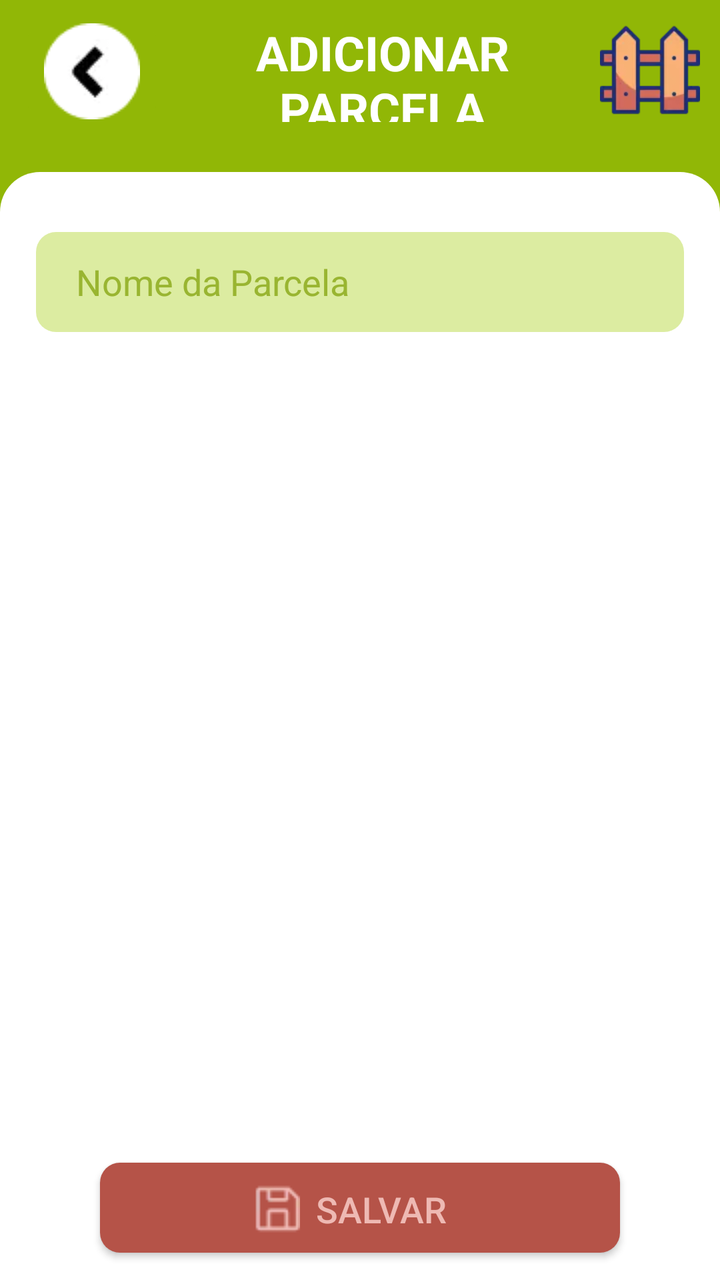
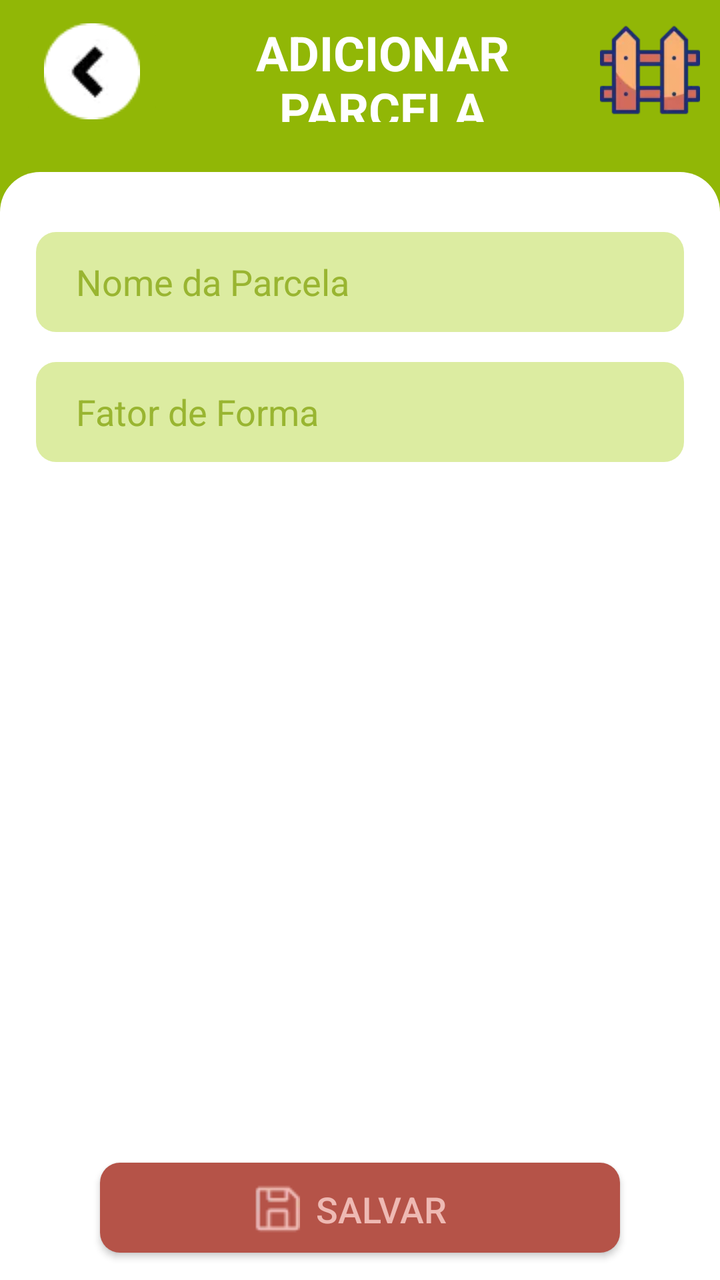

Screens rendered from an Android XML layout before and after an edit, with the pre-edit source and the edit as a unified diff.
<!-- AndroidManifest.xml: application theme Theme.AnalyTree_Plus -->
<!-- res/layout/activity_add_portion.xml -->
<?xml version="1.0" encoding="utf-8"?>
<LinearLayout xmlns:android="http://schemas.android.com/apk/res/android"
    xmlns:app="http://schemas.android.com/apk/res-auto"
    xmlns:tools="http://schemas.android.com/tools"
    android:id="@+id/main"
    android:layout_width="match_parent"
    android:layout_height="match_parent"
    android:background="@color/green_700"
    android:orientation="vertical"
    tools:context=".view.MainActivity">

    <LinearLayout
        android:layout_width="match_parent"
        android:layout_height="wrap_content"
        android:layout_gravity="center"
        android:orientation="horizontal">


        <ImageButton
            android:id="@+id/btnBackScreenPortion"
            android:layout_width="72dp"
            android:layout_height="match_parent"
            android:backgroundTint="@color/green_700"
            android:layout_marginRight="10dp"
            android:layout_marginLeft="10dp"
            android:layout_marginTop="10dp"
            app:srcCompat="@drawable/back_button_icon" />

        <TextView
            android:id="@+id/txtTitleMain"
            android:layout_width="match_parent"
            android:layout_height="51dp"
            android:layout_marginTop="10dp"
            android:layout_weight="1"
            android:gravity="center"
            android:text="ADICIONAR PARCELA"
            android:textColor="@color/white"
            android:textFontWeight="700"
            android:textSize="24dp" />

        <ImageView
            android:id="@+id/imgIconParcelaView"
            android:layout_width="50dp"
            android:layout_height="50dp"
            android:layout_marginRight="10dp"
            android:layout_marginLeft="10dp"
            android:layout_marginTop="10dp"
            android:src="@drawable/fence_icon" />

    </LinearLayout>


    <LinearLayout
        android:layout_width="match_parent"
        android:layout_height="match_parent"
        android:orientation="vertical"
        android:background="@drawable/shape_container_itens"
        android:layout_marginTop="25dp"
        >


        <LinearLayout
            android:layout_width="match_parent"
            android:layout_height="match_parent"
            android:minHeight="560dp"
            android:layout_weight="1"
            android:orientation="vertical">


            <EditText
                android:id="@+id/inputNamePortion"
                android:layout_width="match_parent"
                android:layout_height="50dp"
                android:layout_marginLeft="18dp"
                android:layout_marginTop="30dp"
                android:layout_marginRight="18dp"
                android:background="@drawable/button_layout"
                android:backgroundTint="@color/light_green"
                android:ems="10"
                android:hint="@string/name_portion_input"
                android:inputType="text"
                android:paddingLeft="20dp"
                android:textColorHint="@color/green_dark" />
        </LinearLayout>

        <LinearLayout
            android:layout_width="match_parent"
            android:layout_height="72dp"
            android:gravity="center"
            android:orientation="vertical">


            <Button
                android:id="@+id/btnSavePortion"
                android:layout_width="260dp"
                android:layout_height="45dp"
                android:background="@drawable/button_layout"
                android:backgroundTint="@color/brown_700"
                android:drawableLeft="@drawable/save_icon"
                android:drawablePadding="8dp"
                android:gravity="center_vertical"
                android:paddingLeft="70dp"
                android:paddingBottom="20px"
                android:text="@string/name_button_save_portion"
                android:textColor="@color/light_brown"
                android:textFontWeight="500"
                android:textSize="18dp" />
        </LinearLayout>


    </LinearLayout>


    <androidx.recyclerview.widget.RecyclerView
        android:layout_width="match_parent"
        android:layout_height="match_parent">


    </androidx.recyclerview.widget.RecyclerView>


</LinearLayout>
<!-- resources referenced by this layout -->
<resources>
  <color name="brown_700">#B55348</color>
  <color name="green_700">#91B706</color>
  <color name="green_dark">#99B531</color>
  <color name="light_brown">#EEB9B3</color>
  <color name="light_green">#DCECA1</color>
  <color name="white">#FFFFFFFF</color>
  <!-- drawable back_button_icon: webp bitmap (drawable, 512 bytes) -->
  <!-- drawable button_layout (drawable) -->
  <?xml version="1.0" encoding="utf-8"?>
  <shape xmlns:android="http://schemas.android.com/apk/res/android">
      <corners android:radius="10dp"/>
      <solid android:color="@color/brown_700"/>
      <padding
          android:left="8dp"
          android:top="8dp"
          android:right="8dp"
          android:bottom="8dp"/>
  
  </shape>
  <!-- drawable fence_icon: webp bitmap (drawable, 1688 bytes) -->
  <!-- drawable save_icon: webp bitmap (drawable, 298 bytes) -->
  <!-- drawable shape_container_itens (drawable) -->
  <?xml version="1.0" encoding="utf-8"?>
  <shape xmlns:android="http://schemas.android.com/apk/res/android">
  <solid android:color="@color/white" />
      <corners
          android:topRightRadius="20dp"
          android:topLeftRadius="20dp"
          />
  </shape>
  <string name="name_button_save_portion">SALVAR</string>
  <string name="name_portion_input">Nome da Parcela</string>
  <style name="Theme.AnalyTree_Plus" parent="Base.Theme.AnalyTree_Plus" />
  <style name="Base.Theme.AnalyTree_Plus" parent="Theme.AppCompat.Light.NoActionBar">
          
          
          <item name="fontFamily">sans-serif</item>
  
      </style>
</resources>

<!-- the commit's change to res/layout/activity_add_portion.xml (unified diff, before → after) -->
@@ -81,6 +81,21 @@
                 android:inputType="text"
                 android:paddingLeft="20dp"
                 android:textColorHint="@color/green_dark" />
+
+            <EditText
+                android:id="@+id/inputFormFactorPortion"
+                android:layout_width="match_parent"
+                android:layout_height="50dp"
+                android:layout_marginLeft="18dp"
+                android:layout_marginTop="15dp"
+                android:layout_marginRight="18dp"
+                android:background="@drawable/button_layout"
+                android:backgroundTint="@color/light_green"
+                android:ems="10"
+                android:hint="@string/fator_de_forma"
+                android:inputType="text"
+                android:paddingLeft="20dp"
+                android:textColorHint="@color/green_dark" />
         </LinearLayout>
 
         <LinearLayout
<!-- resource entries referenced after the edit -->
@@ -30,6 +30,7 @@
           android:topLeftRadius="20dp"
           />
   </shape>
+  <string name="fator_de_forma">Fator de Forma</string>
   <string name="name_button_save_portion">SALVAR</string>
   <string name="name_portion_input">Nome da Parcela</string>
   <style name="Theme.AnalyTree_Plus" parent="Base.Theme.AnalyTree_Plus" />
